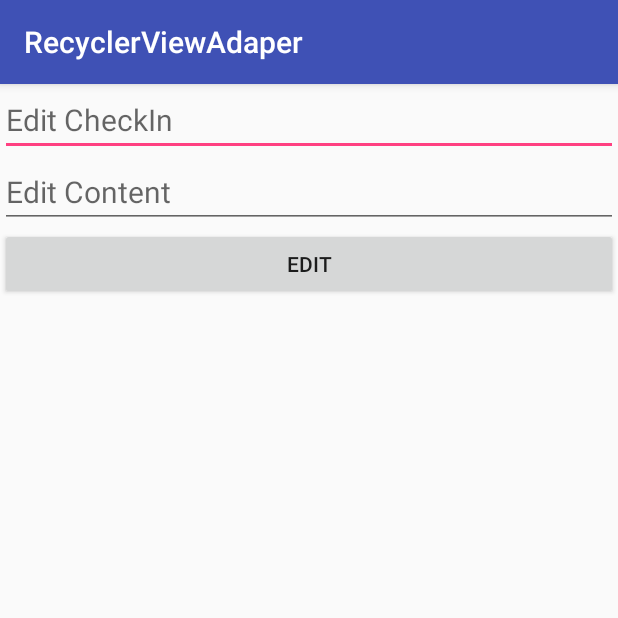
After one commit to ThaiSreyoun/RecyclerViewAdaptor, an Android app: the EditPostActivity screen opened directly, with no data from a screen before it, on a phone screen of 412 x 824 dp, the top half of it. The commit adds this screen. Run offline under Robolectric (Android 15) with nearby library versions, the phone set to English and light mode, and no system bars.

Commit message:
first commit

```diff
--- a/app/build.gradle
+++ b/app/build.gradle
@@ -16,6 +16,10 @@ android {
             proguardFiles getDefaultProguardFile('proguard-android.txt'), 'proguard-rules.pro'
         }
     }
+    compileOptions {
+        targetCompatibility 1.8
+        sourceCompatibility 1.8
+    }
 }
 
 dependencies {
--- a/app/src/main/AndroidManifest.xml
+++ b/app/src/main/AndroidManifest.xml
@@ -9,9 +9,7 @@
         android:roundIcon="@mipmap/ic_launcher_round"
         android:supportsRtl="true"
         android:theme="@style/AppTheme">
-        <activity android:name=".MainActivity">
-
-        </activity>
+        <activity android:name=".MainActivity" />
         <activity android:name=".PostActivity">
             <intent-filter>
                 <action android:name="android.intent.action.MAIN" />
@@ -19,6 +17,8 @@
                 <category android:name="android.intent.category.LAUNCHER" />
             </intent-filter>
         </activity>
+        <activity android:name=".PostNewActivity" />
+        <activity android:name=".EditPostActivity"></activity>
     </application>
 
 </manifest>
--- /dev/null
+++ b/app/src/main/java/com/example/hp_pc/recyclerviewadaper/EditPostActivity.java
@@ -0,0 +1,43 @@
+package com.example.hp_pc.recyclerviewadaper;
+
+import android.content.Intent;
+import android.support.v7.app.AppCompatActivity;
+import android.os.Bundle;
+import android.view.View;
+import android.widget.Button;
+import android.widget.EditText;
+
+public class EditPostActivity extends AppCompatActivity implements View.OnClickListener  {
+    EditText checkInEdit;
+    EditText contentEdit;
+    Button btnEdit;
+    @Override
+    protected void onCreate(Bundle savedInstanceState) {
+        super.onCreate(savedInstanceState);
+        setContentView(R.layout.activity_edit_post);
+
+        checkInEdit=findViewById(R.id.edit_checkIn);
+        contentEdit=findViewById(R.id.edit_content);
+        btnEdit=findViewById(R.id.btnEdit);
+
+       btnEdit.setOnClickListener((View.OnClickListener) this);
+    }
+    public void onClick(View v){
+        if(v.getId()==R.id.btnEdit){
+            Post post=new Post(
+                    R.drawable.profile,
+                    "___MOMO___",
+                    checkInEdit.getText().toString(),
+                    contentEdit.getText().toString(),
+                    "0",
+                    R.drawable.image_post);
+
+            Intent intent =new Intent();
+            Bundle bundle =new Bundle();
+            bundle.putParcelable("data",post);
+            intent.putExtras(bundle);
+            setResult(RESULT_OK,intent);
+            finish();
+        }
+    }
+}
--- /dev/null
+++ b/app/src/main/res/layout/activity_edit_post.xml
@@ -0,0 +1,28 @@
+<?xml version="1.0" encoding="utf-8"?>
+<LinearLayout xmlns:android="http://schemas.android.com/apk/res/android"
+    xmlns:app="http://schemas.android.com/apk/res-auto"
+    xmlns:tools="http://schemas.android.com/tools"
+    android:layout_width="match_parent"
+    android:layout_height="match_parent"
+    tools:context=".EditPostActivity"
+    android:orientation="vertical">
+    <EditText
+        android:layout_width="match_parent"
+        android:layout_height="wrap_content"
+        android:textSize="20dp"
+        android:hint="Edit CheckIn"
+        android:id="@+id/edit_checkIn"/>
+    <EditText
+        android:layout_width="match_parent"
+        android:layout_height="wrap_content"
+        android:textSize="20dp"
+        android:hint="Edit Content"
+        android:id="@+id/edit_content"/>
+    <Button
+        android:layout_width="match_parent"
+        android:layout_height="wrap_content"
+        android:text="Edit"
+        android:id="@+id/btnEdit"/>
+
+
+</LinearLayout>
--- /dev/null
+++ b/app/src/main/res/menu/option_menu.xml
@@ -0,0 +1,6 @@
+<?xml version="1.0" encoding="utf-8"?>
+<menu xmlns:android="http://schemas.android.com/apk/res/android">
+    <item android:id="@+id/option_menu"
+        android:title="Post"/>
+
+</menu>
```
Also changed, not shown: app/src/main/java/com/example/hp_pc/recyclerviewadaper/Post.java (+40 -1 lines), app/src/main/java/com/example/hp_pc/recyclerviewadaper/PostActivity.java (+77 -1 lines), app/src/main/java/com/example/hp_pc/recyclerviewadaper/PostAdapter.java (+100 -0 lines), app/src/main/java/com/example/hp_pc/recyclerviewadaper/PostNewActivity.java (added, +44 -0 lines), app/src/main/res/drawable/angry.xml (added, +23 -0 lines), app/src/main/res/drawable/heart_read.xml (added, +11 -0 lines), app/src/main/res/drawable/laugh.xml (added, +20 -0 lines), app/src/main/res/drawable/like.xml (added, +11 -0 lines), app/src/main/res/drawable/sad.xml (added, +20 -0 lines), app/src/main/res/layout/activity_post_new.xml (added, +23 -0 lines), app/src/main/res/menu/menu_items.xml (added, +13 -0 lines).
